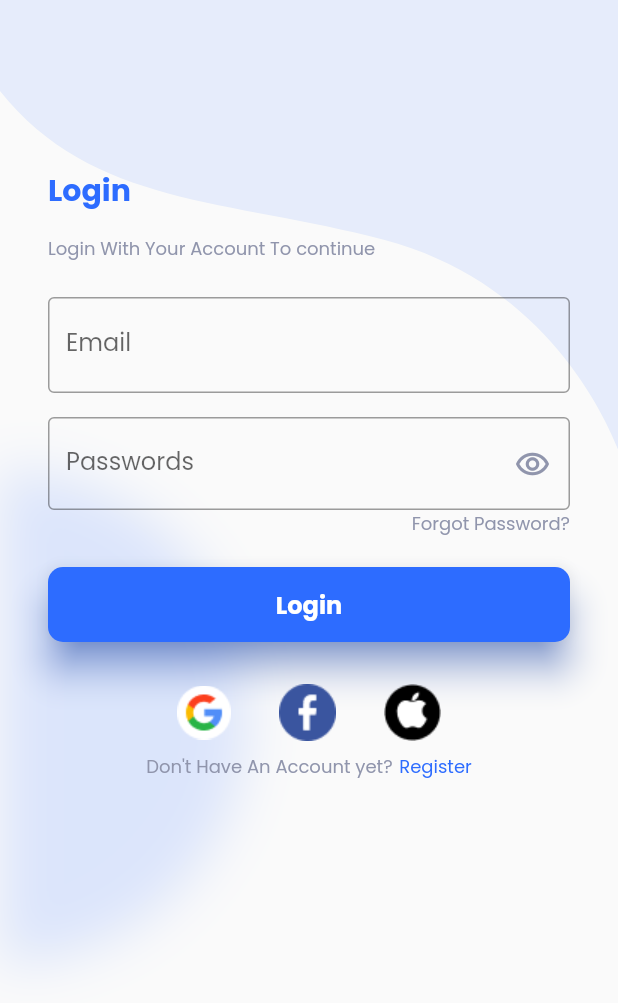
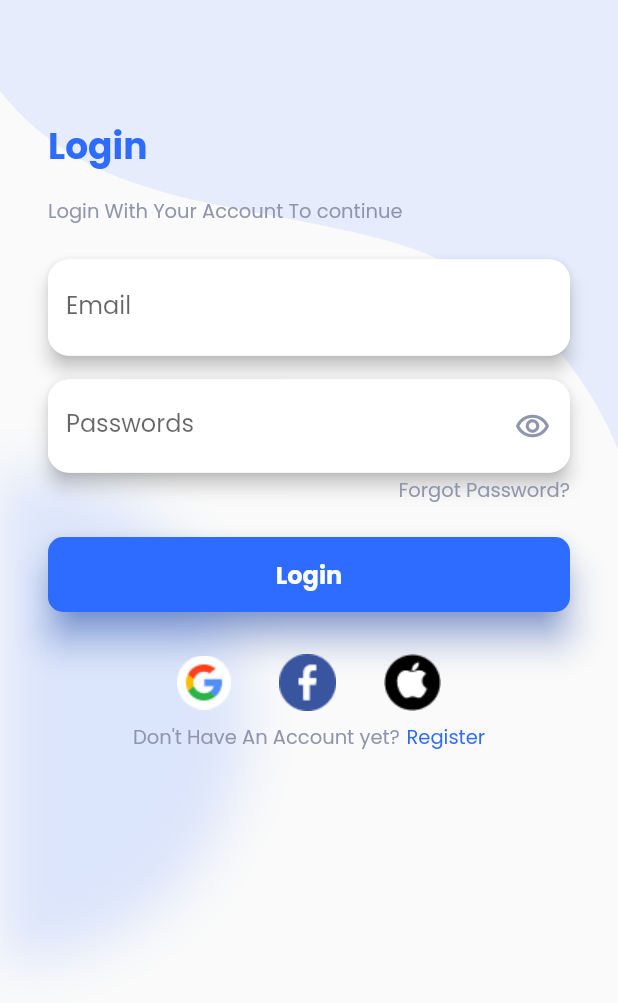
Before and after one commit to mercurystudio99/kalamazoo, a Flutter app: the screen it shows after launch, after a tap on "Get Started", on a phone screen of 412 x 824 dp. Shown: the top 1003 px of the screen. Run offline on Flutter 3.47's test engine with Material 2 defaults, Android fonts, the phone set to English and light mode, and no system bars; our stand-ins replace badges, carousel_slider, flutter_advanced_drawer, flutter_svg, google_fonts, image_picker; network calls fail.

Commit message:
add textfield style globally

```diff
--- a/lib/main.dart
+++ b/lib/main.dart
@@ -1,5 +1,6 @@
 import 'package:flutter/material.dart';
 import 'package:google_fonts/google_fonts.dart';
+import 'package:kalamazoo/utils/color.dart';
 import 'package:kalamazoo/screen/home_screen.dart';
 import 'package:kalamazoo/screen/notification_screen.dart';
 import 'package:kalamazoo/screen/search_screen.dart';
@@ -66,6 +67,18 @@ class MyApp extends StatelessWidget {
             // Notice that the counter didn't reset back to zero; the application
             // is not restarted.
             primarySwatch: defaultcolor,
+            inputDecorationTheme: const InputDecorationTheme(
+                enabledBorder: OutlineInputBorder(
+                    borderRadius: BorderRadius.all(Radius.circular(14)),
+                    borderSide: BorderSide(color: Colors.white)),
+                focusedBorder: OutlineInputBorder(
+                    borderRadius: BorderRadius.all(Radius.circular(14)),
+                    borderSide: BorderSide(color: CustomColor.primaryColor)),
+                errorBorder: OutlineInputBorder(
+                    borderRadius: BorderRadius.all(Radius.circular(14)),
+                    borderSide: BorderSide(color: CustomColor.activeColor)),
+                filled: true,
+                fillColor: Colors.white),
             textTheme: GoogleFonts.poppinsTextTheme(
               Theme.of(context).textTheme,
             )),
--- a/lib/screen/login_screen.dart
+++ b/lib/screen/login_screen.dart
@@ -15,7 +15,22 @@ class LoginScreen extends StatefulWidget {
 
 class _LoginScreenState extends State<LoginScreen> {
   final _formKey = GlobalKey<FormState>();
+  final FocusNode _focusEmail = FocusNode();
+  final FocusNode _focusPass = FocusNode();
+
   bool _obscureText = true;
+
+  @override
+  void initState() {
+    super.initState();
+  }
+
+  @override
+  void dispose() {
+    _focusEmail.dispose();
+    _focusPass.dispose();
+    super.dispose();
+  }
 
   // Toggles the password show status
   void _toggle() {
@@ -64,6 +79,7 @@ class _LoginScreenState extends State<LoginScreen> {
                 'assets/background.svg',
                 width: MediaQuery.of(context).size.width,
               ),
+              if (_focusEmail.hasFocus == false && _focusPass.hasFocus == false)
                 Container(
                   width: MediaQuery.of(context).size.height * 0.2,
                   height: MediaQuery.of(context).size.height * 0.4,
@@ -85,29 +101,32 @@ class _LoginScreenState extends State<LoginScreen> {
                 ),
             ],
           ),
-          Container(
-            padding: const EdgeInsets.fromLTRB(
-                Util.mainPadding, Util.mainPadding, Util.mainPadding, 0),
-            child: ListView(
+          ListView(
             children: <Widget>[
               const SizedBox(
                 height: 80,
               ),
-                const Text(
+              const Padding(
+                padding: EdgeInsets.symmetric(horizontal: Util.mainPadding),
+                child: Text(
                   Util.loginTitle,
                   style: TextStyle(
                       color: CustomColor.primaryColor,
                       fontWeight: FontWeight.bold,
                       fontSize: Util.titleSize),
                 ),
+              ),
               const Padding(
                 padding: EdgeInsets.only(bottom: 15.0),
               ),
-                const Text(
+              const Padding(
+                padding: EdgeInsets.symmetric(horizontal: Util.mainPadding),
+                child: Text(
                   Util.loginCaption,
                   style: TextStyle(
                       color: CustomColor.textDetailColor,
                       fontSize: Util.descriptionSize),
+                ),
               ),
               const Padding(
                 padding: EdgeInsets.only(bottom: 15.0),
@@ -118,8 +137,15 @@ class _LoginScreenState extends State<LoginScreen> {
                   crossAxisAlignment: CrossAxisAlignment.start,
                   children: [
                     Padding(
-                        padding: const EdgeInsets.symmetric(vertical: 8),
+                      padding: const EdgeInsets.symmetric(
+                          vertical: 8, horizontal: Util.mainPadding),
+                      child: Material(
+                        borderRadius:
+                            const BorderRadius.all(Radius.circular(14)),
+                        elevation: 5,
+                        shadowColor: Colors.black,
                         child: TextFormField(
+                          focusNode: _focusEmail,
                           keyboardType: TextInputType
                               .emailAddress, // Use email input type for emails.
                           decoration: const InputDecoration(
@@ -133,9 +159,17 @@ class _LoginScreenState extends State<LoginScreen> {
                           },
                         ),
                       ),
+                    ),
                     Padding(
-                        padding: const EdgeInsets.only(top: 8),
+                      padding: const EdgeInsets.fromLTRB(
+                          Util.mainPadding, 8, Util.mainPadding, 0),
+                      child: Material(
+                        borderRadius:
+                            const BorderRadius.all(Radius.circular(14)),
+                        elevation: 5,
+                        shadowColor: Colors.black,
                         child: TextFormField(
+                          focusNode: _focusPass,
                           obscureText:
                               _obscureText, // Use secure text for passwords.
                           decoration: InputDecoration(
@@ -159,6 +193,7 @@ class _LoginScreenState extends State<LoginScreen> {
                           },
                         ),
                       ),
+                    ),
                     Row(
                       mainAxisAlignment: MainAxisAlignment.end,
                       children: [
@@ -166,17 +201,22 @@ class _LoginScreenState extends State<LoginScreen> {
                           onTap: () {
                             NavigationRouter.switchToRetrievePass(context);
                           },
-                            child: const Text(
+                          child: const Padding(
+                            padding: EdgeInsets.symmetric(
+                                horizontal: Util.mainPadding, vertical: 2),
+                            child: Text(
                               Util.loginForgotPassword,
                               style: TextStyle(
                                   color: CustomColor.textDetailColor,
                                   fontSize: Util.descriptionSize),
                             ),
                           ),
+                        ),
                       ],
                     ),
                     Padding(
-                        padding: const EdgeInsets.symmetric(vertical: 20.0),
+                      padding: const EdgeInsets.symmetric(
+                          vertical: 20.0, horizontal: Util.mainPadding),
                       child: SizedBox(
                           height: 50, //height of button
                           width: MediaQuery.of(context)
@@ -263,7 +303,6 @@ class _LoginScreenState extends State<LoginScreen> {
                 height: Util.mainPadding,
               ),
             ],
-            ),
           )
         ],
       ),
--- a/lib/utils/util.dart
+++ b/lib/utils/util.dart
@@ -1,7 +1,7 @@
 class Util {
   static const double mainPadding = 32.0;
-  static const double titleSize = 20.0;
-  static const double descriptionSize = 12.0;
+  static const double titleSize = 24.0;
+  static const double descriptionSize = 13.0;
   // Common Text
   static const String notification = "Notification";
   static const String favorite = "Favorite";
```
Lines whose indentation alone changed are shown as unchanged.
